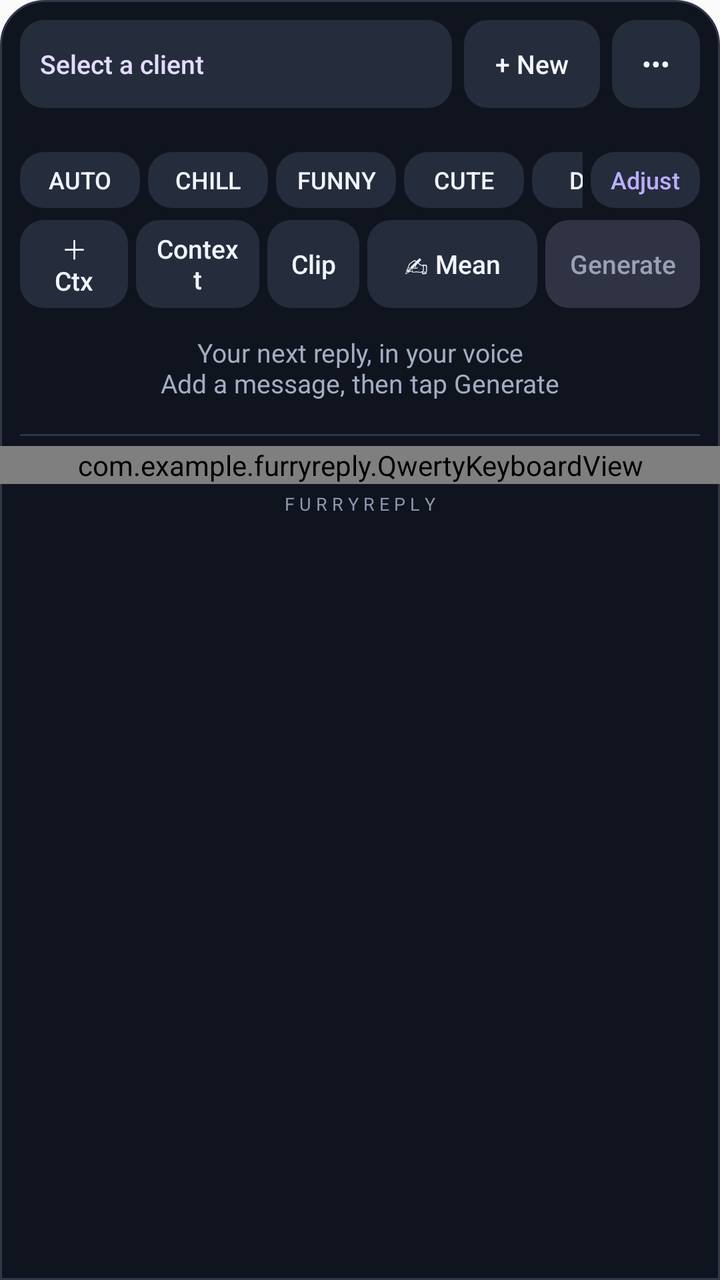
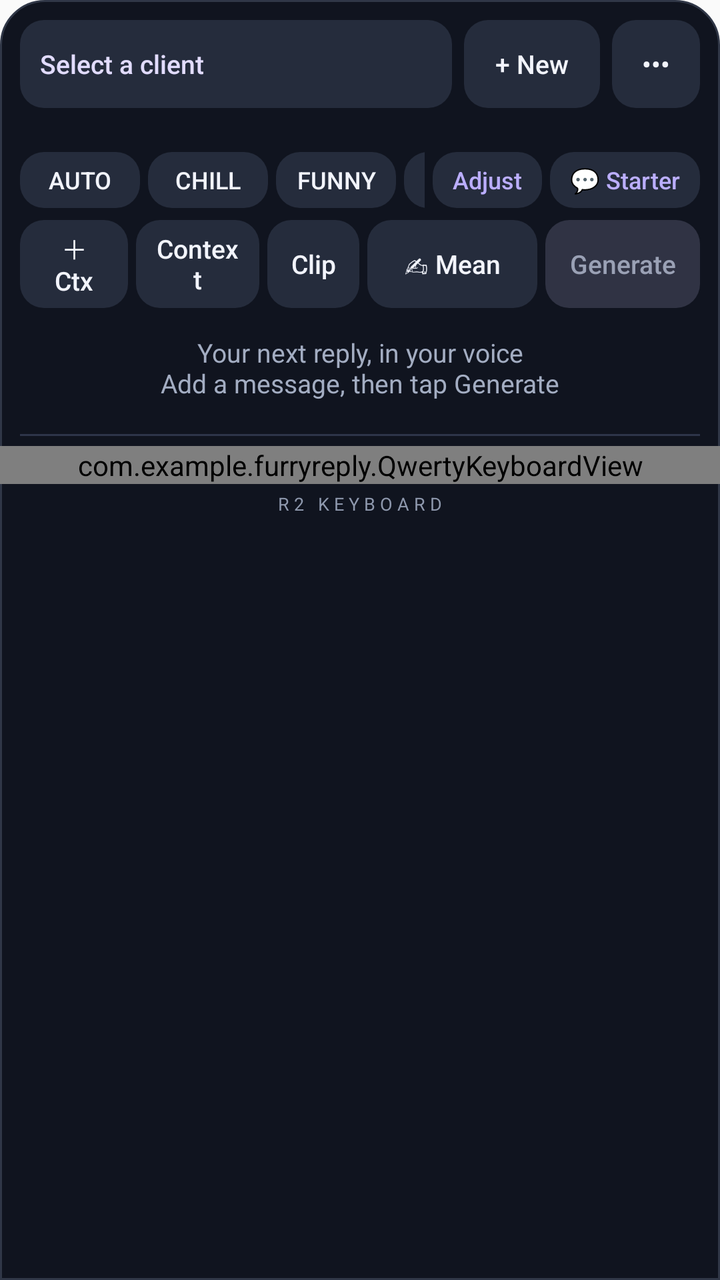

The first picture is an Android layout as it rendered before a commit; the second is the same layout after the commit. The layout source and the unified diff follow.
<!-- AndroidManifest.xml: application theme android:Theme.Material.Light.NoActionBar -->
<!-- res/layout/keyboard_view.xml -->
<?xml version="1.0" encoding="utf-8"?>
<LinearLayout xmlns:android="http://schemas.android.com/apk/res/android"
    android:id="@+id/keyboard_root" android:layout_width="match_parent" android:layout_height="wrap_content"
    android:orientation="vertical" android:background="@drawable/fr_keyboard_bg"
    android:paddingTop="8dp" android:paddingBottom="4dp">
    <ScrollView android:id="@+id/top_panel_scroll" android:layout_width="match_parent" android:layout_height="wrap_content"
        android:fillViewport="true" android:scrollbars="none">
      <LinearLayout android:layout_width="match_parent" android:layout_height="wrap_content" android:orientation="vertical" android:paddingHorizontal="10dp">
        <LinearLayout android:id="@+id/normal_panel" android:layout_width="match_parent" android:layout_height="wrap_content" android:orientation="vertical">
            <LinearLayout android:layout_width="match_parent" android:layout_height="48dp" android:orientation="horizontal" android:gravity="center_vertical">
                <Button android:id="@+id/client_picker_button" style="@style/FrControl" android:layout_width="0dp" android:layout_weight="1" android:layout_height="44dp" android:gravity="start|center_vertical" android:text="@string/select_client" android:ellipsize="end" android:maxLines="1" android:textColor="#E2DCFF" android:contentDescription="Choose active client" />
                <Button android:id="@+id/new_conversation_button" style="@style/FrControl" android:layout_width="68dp" android:layout_height="44dp" android:layout_marginStart="6dp" android:text="+ New" android:contentDescription="New conversation" />
                <Button android:id="@+id/more_button" style="@style/FrControl" android:layout_width="44dp" android:layout_height="44dp" android:layout_marginStart="6dp" android:text="•••" android:contentDescription="More actions" />
            </LinearLayout>
            <LinearLayout android:layout_width="match_parent" android:layout_height="20dp" android:orientation="horizontal" android:gravity="center_vertical">
                <TextView android:id="@+id/client_status" style="@style/FrCaption" android:layout_width="wrap_content" android:layout_height="wrap_content" android:maxLines="1" android:ellipsize="end" />
                <TextView android:id="@+id/commission_status" style="@style/FrCaption" android:layout_width="wrap_content" android:layout_height="wrap_content" android:layout_marginStart="8dp" android:maxLines="1" android:ellipsize="end" android:textColor="#BBAEFF" android:visibility="gone" />
            </LinearLayout>
            <LinearLayout android:layout_width="match_parent" android:layout_height="wrap_content" android:orientation="horizontal" android:gravity="center_vertical" android:layout_marginBottom="4dp">
                <HorizontalScrollView android:id="@+id/intent_scroll" android:layout_width="0dp" android:layout_weight="1" android:layout_height="wrap_content" android:scrollbars="none">
                    <LinearLayout android:id="@+id/intent_container" android:layout_width="wrap_content" android:layout_height="28dp" android:gravity="center_vertical" android:orientation="horizontal">
                        <Button android:id="@+id/intent_auto" style="@style/FrControl" android:layout_width="wrap_content" android:layout_height="match_parent" android:text="AUTO" android:minWidth="60dp" android:paddingHorizontal="8dp" android:textSize="12sp" />
                        <Button android:id="@+id/intent_chill" style="@style/FrControl" android:layout_width="wrap_content" android:layout_height="match_parent" android:text="CHILL" android:minWidth="60dp" android:paddingHorizontal="8dp" android:textSize="12sp" android:layout_marginStart="4dp" />
                        <Button android:id="@+id/intent_funny" style="@style/FrControl" android:layout_width="wrap_content" android:layout_height="match_parent" android:text="FUNNY" android:minWidth="60dp" android:paddingHorizontal="8dp" android:textSize="12sp" android:layout_marginStart="4dp" />
                        <Button android:id="@+id/intent_cute" style="@style/FrControl" android:layout_width="wrap_content" android:layout_height="match_parent" android:text="CUTE" android:minWidth="60dp" android:paddingHorizontal="8dp" android:textSize="12sp" android:layout_marginStart="4dp" />
                        <Button android:id="@+id/intent_dry" style="@style/FrControl" android:layout_width="wrap_content" android:layout_height="match_parent" android:text="DRY" android:minWidth="60dp" android:paddingHorizontal="8dp" android:textSize="12sp" android:layout_marginStart="4dp" />
                        <Button android:id="@+id/intent_flirty" style="@style/FrControl" android:layout_width="wrap_content" android:layout_height="match_parent" android:text="FLIRTY" android:minWidth="60dp" android:paddingHorizontal="8dp" android:textSize="12sp" android:layout_marginStart="4dp" />
                        <Button android:id="@+id/intent_artist" style="@style/FrControl" android:layout_width="wrap_content" android:layout_height="match_parent" android:text="ARTIST" android:minWidth="60dp" android:paddingHorizontal="8dp" android:textSize="12sp" android:layout_marginStart="4dp" />
                    </LinearLayout>
                </HorizontalScrollView>
                <Button android:id="@+id/adjust_modifier_button" style="@style/FrControl" android:layout_width="wrap_content" android:layout_height="28dp" android:text="Adjust" android:layout_marginStart="4dp" android:textSize="12sp" android:textColor="#BBAEFF" android:paddingHorizontal="10dp" />
            </LinearLayout>
            <LinearLayout android:layout_width="match_parent" android:layout_height="48dp" android:gravity="center_vertical" android:orientation="horizontal">
                <Button android:id="@+id/add_chat_context_button" style="@style/FrControl" android:layout_width="0dp" android:layout_height="44dp" android:layout_weight="0.7" android:text="＋ Ctx" android:contentDescription="Add Chat Context" />
                <Button android:id="@+id/use_current_context_button" style="@style/FrControl" android:layout_width="0dp" android:layout_height="44dp" android:layout_weight="0.8" android:layout_marginStart="4dp" android:text="Context" android:contentDescription="Use Current Context" />
                <Button android:id="@+id/use_clipboard_button" style="@style/FrControl" android:layout_width="0dp" android:layout_height="44dp" android:layout_weight="0.6" android:layout_marginStart="4dp" android:text="Clip" android:contentDescription="Use Clipboard" />
                <Button android:id="@+id/what_i_mean_button" style="@style/FrControl" android:layout_width="0dp" android:layout_height="44dp" android:layout_weight="1.1" android:layout_marginStart="4dp" android:text="✍ Mean" android:contentDescription="What I Mean" />
                <Button android:id="@+id/generate_replies_button" style="@style/FrPrimary" android:layout_width="0dp" android:layout_height="44dp" android:layout_weight="1.0" android:layout_marginStart="4dp" android:text="Generate" android:contentDescription="Generate Replies" android:enabled="false" />
            </LinearLayout>
            <LinearLayout android:id="@+id/what_i_mean_indicator" android:layout_width="match_parent" android:layout_height="wrap_content" android:orientation="horizontal" android:gravity="center_vertical" android:background="@drawable/fr_surface" android:padding="6dp" android:layout_marginTop="4dp" android:visibility="gone">
                <TextView android:id="@+id/what_i_mean_text" style="@style/FrCaption" android:layout_width="0dp" android:layout_weight="1" android:layout_height="wrap_content" android:textColor="#BBAEFF" android:text="Intent note: ..." android:maxLines="1" android:ellipsize="end" />
                <Button android:id="@+id/what_i_mean_clear" style="@style/FrControl" android:layout_width="24dp" android:layout_height="24dp" android:text="✕" android:textSize="10sp" android:paddingHorizontal="0dp" android:layout_marginStart="8dp" />
            </LinearLayout>
            <LinearLayout android:id="@+id/context_preview" android:layout_width="match_parent" android:layout_height="wrap_content" android:orientation="vertical" android:background="@drawable/fr_surface" android:padding="8dp" android:layout_marginTop="4dp" android:visibility="gone">
                <TextView android:id="@+id/message_source" style="@style/FrCaption" android:layout_width="match_parent" android:layout_height="wrap_content" android:textColor="#BBAEFF" android:text="Message source" />
                <TextView android:id="@+id/copied_message" style="@style/FrBody" android:layout_width="match_parent" android:layout_height="wrap_content" android:maxLines="2" android:ellipsize="end" />
                <TextView android:id="@+id/manual_context" style="@style/FrCaption" android:layout_width="match_parent" android:layout_height="wrap_content" android:maxLines="1" android:ellipsize="end" android:visibility="gone" />
            </LinearLayout>
            <TextView android:id="@+id/generation_status" style="@style/FrCaption" android:layout_width="match_parent" android:layout_height="wrap_content" android:paddingVertical="4dp" android:accessibilityLiveRegion="polite" android:visibility="gone" />
            <TextView android:id="@+id/suggestions_empty" style="@style/FrBody" android:layout_width="match_parent" android:layout_height="56dp" android:gravity="center" android:text="Your next reply, in your voice\nAdd a message, then tap Generate" android:textColor="#A3ADC2" android:textSize="13sp" />
            <HorizontalScrollView android:id="@+id/suggestion_scroll" android:layout_width="match_parent" android:layout_height="56dp" android:scrollbars="none" android:visibility="gone">
                <LinearLayout android:layout_width="wrap_content" android:layout_height="match_parent" android:gravity="center_vertical" android:orientation="horizontal">
                    <Button android:id="@+id/suggestion_one_button" style="@style/FrSuggestion" android:layout_width="228dp" android:layout_height="48dp" android:visibility="gone" />
                    <Button android:id="@+id/suggestion_two_button" style="@style/FrSuggestion" android:layout_width="228dp" android:layout_height="48dp" android:layout_marginStart="8dp" android:visibility="gone" />
                    <Button android:id="@+id/suggestion_three_button" style="@style/FrSuggestion" android:layout_width="228dp" android:layout_height="48dp" android:layout_marginStart="8dp" android:visibility="gone" />
                </LinearLayout>
            </HorizontalScrollView>
        </LinearLayout>
        <LinearLayout android:id="@+id/aux_panel" android:layout_width="match_parent" android:layout_height="wrap_content" android:orientation="vertical" android:visibility="gone" />
      </LinearLayout>
    </ScrollView>
    <View android:layout_width="match_parent" android:layout_height="1dp" android:layout_marginVertical="5dp" android:layout_marginHorizontal="10dp" android:background="#2E3549" />
    <com.example.furryreply.QwertyKeyboardView android:id="@+id/qwerty_keyboard" android:layout_width="match_parent" android:layout_height="wrap_content" />
    <TextView style="@style/FrCaption" android:layout_width="match_parent" android:layout_height="20dp" android:gravity="center" android:text="F U R R Y R E P L Y" android:textSize="9sp" android:textColor="#8E98AD" />
</LinearLayout>
<!-- resources referenced by this layout -->
<resources>
  <!-- drawable fr_keyboard_bg (drawable) -->
  <shape xmlns:android="http://schemas.android.com/apk/res/android"><solid android:color="#10141F"/><corners android:topLeftRadius="22dp" android:topRightRadius="22dp"/><stroke android:width="1dp" android:color="#303747"/></shape>
  <!-- drawable fr_surface (drawable) -->
  <shape xmlns:android="http://schemas.android.com/apk/res/android"><solid android:color="#1B2232"/><corners android:radius="12dp"/></shape>
  <string name="select_client">Select a client</string>
  <style name="FrBody">
          <item name="android:textColor">#F2F4FC</item><item name="android:textSize">14sp</item><item name="android:fontFamily">sans</item>
      </style>
  <style name="FrCaption" parent="FrBody"><item name="android:textColor">#A3ADC2</item><item name="android:textSize">11sp</item></style>
  <style name="FrControl" parent="@android:style/Widget.Material.Button">
          <item name="android:background">@drawable/fr_control</item><item name="android:backgroundTint">@null</item><item name="android:textColor">#F2F4FC</item>
          <item name="android:textAllCaps">false</item><item name="android:textSize">13sp</item><item name="android:fontFamily">sans-serif-medium</item>
          <item name="android:minWidth">0dp</item><item name="android:minHeight">0dp</item><item name="android:paddingHorizontal">10dp</item><item name="android:paddingVertical">0dp</item>
          <item name="android:stateListAnimator">@null</item><item name="android:elevation">0dp</item><item name="android:focusable">false</item>
      </style>
  <style name="FrPrimary" parent="FrControl"><item name="android:background">@drawable/fr_primary</item><item name="android:textColor">@color/fr_primary_text</item></style>
  <style name="FrSuggestion" parent="FrControl"><item name="android:background">@drawable/fr_suggestion</item><item name="android:gravity">start|center_vertical</item><item name="android:paddingHorizontal">14dp</item><item name="android:maxLines">3</item><item name="android:textSize">14sp</item><item name="android:ellipsize">end</item></style>
  <!-- drawable fr_control (drawable) -->
  <ripple xmlns:android="http://schemas.android.com/apk/res/android" android:color="#426B719C"><item><shape><solid android:color="#252C3C"/><corners android:radius="12dp"/></shape></item></ripple>
  <!-- drawable fr_primary (drawable) -->
  <selector xmlns:android="http://schemas.android.com/apk/res/android">
  <item android:state_enabled="false"><shape><solid android:color="#303344"/><corners android:radius="12dp"/></shape></item>
  <item><ripple android:color="#55FFFFFF"><item><shape><solid android:color="#AFA0FF"/><corners android:radius="12dp"/></shape></item></ripple></item>
  </selector>
  <!-- drawable fr_suggestion (drawable) -->
  <ripple xmlns:android="http://schemas.android.com/apk/res/android" android:color="#426B719C"><item><shape><solid android:color="#24233B"/><stroke android:width="1dp" android:color="#494462"/><corners android:radius="14dp"/></shape></item></ripple>
</resources>

<!-- the commit's change to res/layout/keyboard_view.xml (unified diff, before → after) -->
@@ -26,9 +26,11 @@
                         <Button android:id="@+id/intent_dry" style="@style/FrControl" android:layout_width="wrap_content" android:layout_height="match_parent" android:text="DRY" android:minWidth="60dp" android:paddingHorizontal="8dp" android:textSize="12sp" android:layout_marginStart="4dp" />
                         <Button android:id="@+id/intent_flirty" style="@style/FrControl" android:layout_width="wrap_content" android:layout_height="match_parent" android:text="FLIRTY" android:minWidth="60dp" android:paddingHorizontal="8dp" android:textSize="12sp" android:layout_marginStart="4dp" />
                         <Button android:id="@+id/intent_artist" style="@style/FrControl" android:layout_width="wrap_content" android:layout_height="match_parent" android:text="ARTIST" android:minWidth="60dp" android:paddingHorizontal="8dp" android:textSize="12sp" android:layout_marginStart="4dp" />
+                        <Button android:id="@+id/intent_rude" style="@style/FrControl" android:layout_width="wrap_content" android:layout_height="match_parent" android:text="RUDE" android:minWidth="60dp" android:paddingHorizontal="8dp" android:textSize="12sp" android:layout_marginStart="4dp" />
                     </LinearLayout>
                 </HorizontalScrollView>
                 <Button android:id="@+id/adjust_modifier_button" style="@style/FrControl" android:layout_width="wrap_content" android:layout_height="28dp" android:text="Adjust" android:layout_marginStart="4dp" android:textSize="12sp" android:textColor="#BBAEFF" android:paddingHorizontal="10dp" />
+                <Button android:id="@+id/starter_button" style="@style/FrControl" android:layout_width="wrap_content" android:layout_height="28dp" android:text="💬 Starter" android:layout_marginStart="4dp" android:textSize="12sp" android:textColor="#BBAEFF" android:paddingHorizontal="10dp" android:contentDescription="Generate conversation starters" />
             </LinearLayout>
             <LinearLayout android:layout_width="match_parent" android:layout_height="48dp" android:gravity="center_vertical" android:orientation="horizontal">
                 <Button android:id="@+id/add_chat_context_button" style="@style/FrControl" android:layout_width="0dp" android:layout_height="44dp" android:layout_weight="0.7" android:text="＋ Ctx" android:contentDescription="Add Chat Context" />
@@ -61,5 +63,5 @@
     </ScrollView>
     <View android:layout_width="match_parent" android:layout_height="1dp" android:layout_marginVertical="5dp" android:layout_marginHorizontal="10dp" android:background="#2E3549" />
     <com.example.furryreply.QwertyKeyboardView android:id="@+id/qwerty_keyboard" android:layout_width="match_parent" android:layout_height="wrap_content" />
-    <TextView style="@style/FrCaption" android:layout_width="match_parent" android:layout_height="20dp" android:gravity="center" android:text="F U R R Y R E P L Y" android:textSize="9sp" android:textColor="#8E98AD" />
+    <TextView style="@style/FrCaption" android:layout_width="match_parent" android:layout_height="20dp" android:gravity="center" android:text="R 2   K E Y B O A R D" android:textSize="9sp" android:textColor="#8E98AD" />
 </LinearLayout>
